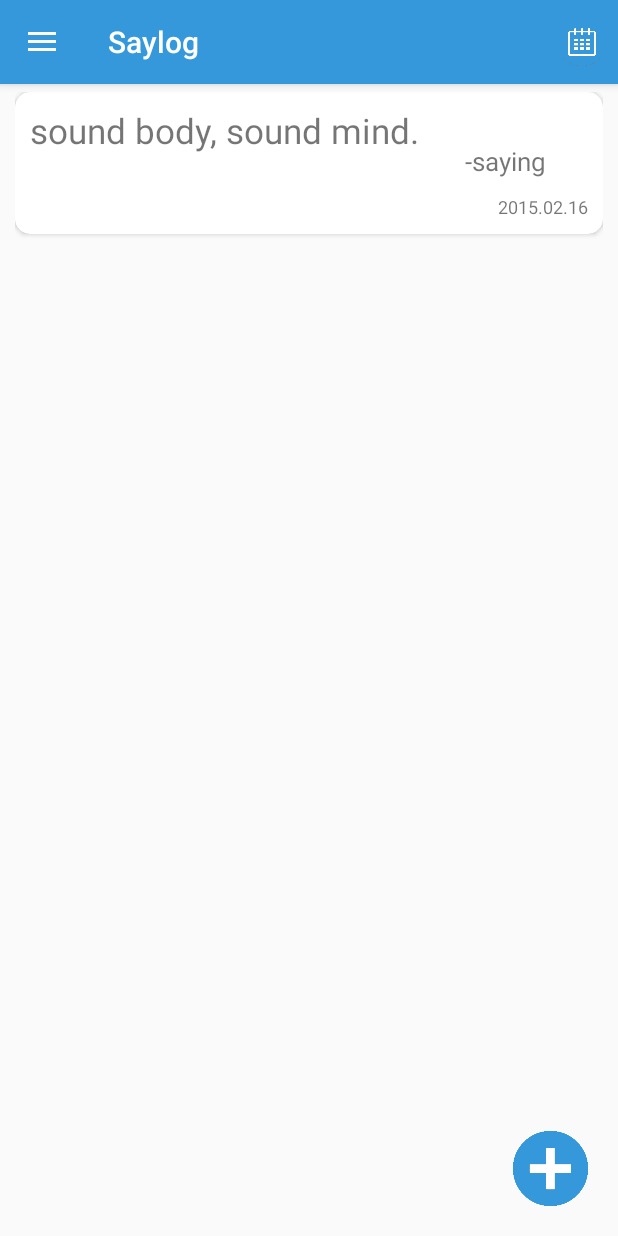
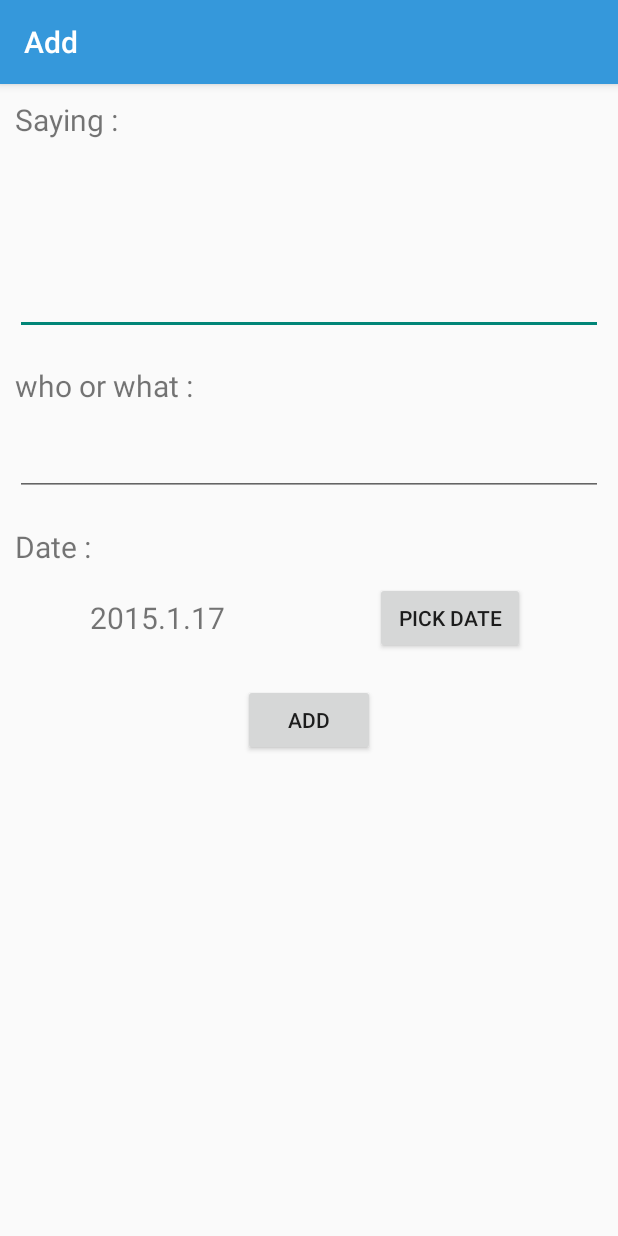
Before and after one commit to songmho/Saylog, an Android app: the fragment ListFragment placed in its activity, after a tap on an icon or button, on a phone screen of 412 x 824 dp. Run offline under Robolectric (Android 15) with nearby library versions, the phone set to English and light mode, and no system bars.

Commit message:
Parse연동, login, signup 기능 추가. Add기능 추가 리스트마다 자세히 볼 수 있는 액티비티 추가

```diff
--- a/app/build.gradle
+++ b/app/build.gradle
@@ -7,8 +7,8 @@ android {
         applicationId "com.songmho.saylog"
         minSdkVersion 11
         targetSdkVersion 21
-        versionCode 1
-        versionName "0.20"
+        versionCode 2
+        versionName "0.40"
     }
 
     signingConfigs{
@@ -35,4 +35,6 @@ dependencies {
     compile 'com.android.support:appcompat-v7:21.0.3'
     compile 'com.android.support:cardview-v7:21.0.3'
     compile 'com.android.support:recyclerview-v7:21.0.3'
+    compile 'com.parse.bolts:bolts-android:1.+'
+    compile fileTree(dir: 'libs', include: 'Parse-*.jar')
 }
--- /dev/null
+++ b/app/src/main/java/com/songmho/saylog/AddActivity.java
@@ -0,0 +1,71 @@
+package com.songmho.saylog;
+
+import android.app.DatePickerDialog;
+import android.app.Dialog;
+import android.graphics.drawable.ColorDrawable;
+import android.os.Bundle;
+import android.support.v7.app.ActionBarActivity;
+import android.view.View;
+import android.widget.Button;
+import android.widget.DatePicker;
+import android.widget.EditText;
+import android.widget.TextView;
+
+import com.parse.ParseObject;
+
+import java.util.Calendar;
+
+/**
+ * Created by songmho on 2015-02-17.
+ */
+public class AddActivity extends ActionBarActivity implements View.OnClickListener {
+    TextView text_date;
+    @Override
+    protected void onCreate(Bundle savedInstanceState) {
+        super.onCreate(savedInstanceState);
+        setContentView(R.layout.activity_add);
+
+        //ActionBar setting
+        getSupportActionBar().setBackgroundDrawable(new ColorDrawable(0xff3598db));
+        getSupportActionBar().setHomeButtonEnabled(true);
+        getSupportActionBar().setTitle("Add");
+
+        //뷰 선언 및 초기화
+        EditText et_saying=(EditText)findViewById(R.id.et_saying);
+        EditText et_source=(EditText)findViewById(R.id.et_source);
+        text_date=(TextView)findViewById(R.id.text_date);
+        Button bt_date=(Button)findViewById(R.id.bt_date);
+        Button bt_add=(Button)findViewById(R.id.bt_add);
+
+        //리스너 및 어뎁터 설정
+        bt_date.setOnClickListener(this);
+        bt_add.setOnClickListener(this);
+        text_date.setText(""+Calendar.getInstance().get(Calendar.YEAR)+"."+
+                Calendar.getInstance().get(Calendar.MONTH)+"."+
+                Calendar.getInstance().get(Calendar.DAY_OF_MONTH));
+    }
+
+    @Override
+    public void onClick(View v) {
+        switch (v.getId()){
+            case R.id.bt_date:
+                final int cur_year= Calendar.getInstance().get(Calendar.YEAR);
+                final int cur_mon=Calendar.getInstance().get(Calendar.MONTH);
+                final int cur_day=Calendar.getInstance().get(Calendar.DAY_OF_MONTH);
+
+                Dialog date_picker=new DatePickerDialog(this,new DatePickerDialog.OnDateSetListener() {
+                    @Override
+                    public void onDateSet(DatePicker view, int year, int monthOfYear, int dayOfMonth) {
+                        text_date.setText(""+cur_year+"."+cur_mon+"."+ cur_day);
+                    }
+                },cur_year,cur_mon,cur_day);
+                date_picker.show();
+                break;
+            case R.id.bt_add:
+                ParseObject user_obj=new ParseObject("songmho");
+                break;
+            default:
+                break;
+        }
+    }
+}
--- a/app/src/main/java/com/songmho/saylog/ListFragment.java
+++ b/app/src/main/java/com/songmho/saylog/ListFragment.java
@@ -17,9 +17,10 @@ import java.util.List;
  * Created by songmho on 2015-02-16.
  */
 public class ListFragment extends Fragment {
+
     RecyclerView recyclerView;
-    RecyclerView.Adapter adapter;
     RecyclerView.LayoutManager layoutManager;
+
     @Override
     public void onCreate(Bundle savedInstanceState) {
         super.onCreate(savedInstanceState);
@@ -39,10 +40,16 @@ public class ListFragment extends Fragment {
 
     private List<RecyclerItem> makingList() {
         List<RecyclerItem> items=new ArrayList<>();
-        for(int i=0;i<20;i++) {
+      //  for(int i=0;i<20;i++) {
             RecyclerItem recyclerItem = new RecyclerItem("sound body, sound mind.", "-saying       ", "2015.02.16");
             items.add(recyclerItem);
-        }
+        RecyclerItem recyclerItem1 = new RecyclerItem("sound body", "-saying       ", "2015.02.16");
+        items.add(recyclerItem1);
+        RecyclerItem recyclerItem2 = new RecyclerItem("sound body,", "-saying       ", "2015.02.16");
+        items.add(recyclerItem2);
+        RecyclerItem recyclerItem3 = new RecyclerItem("sound body, sound .", "-saying       ", "2015.02.16");
+        items.add(recyclerItem3);
+       // }
         return items;
     }
 
--- a/app/src/main/java/com/songmho/saylog/MainActivity.java
+++ b/app/src/main/java/com/songmho/saylog/MainActivity.java
@@ -2,6 +2,7 @@ package com.songmho.saylog;
 
 import android.app.Fragment;
 import android.app.FragmentTransaction;
+import android.content.Intent;
 import android.content.res.Configuration;
 import android.graphics.drawable.ColorDrawable;
 import android.support.v4.widget.DrawerLayout;
@@ -13,7 +14,6 @@ import android.view.MenuInflater;
 import android.view.MenuItem;
 import android.view.View;
 import android.widget.ImageButton;
-import android.widget.Toast;
 
 public class MainActivity extends ActionBarActivity {
 
@@ -54,7 +54,7 @@ public class MainActivity extends ActionBarActivity {
         bt_add.setOnClickListener(new View.OnClickListener() {
             @Override
             public void onClick(View v) {
-                Toast.makeText(getApplicationContext(),"add",Toast.LENGTH_SHORT).show();
+                startActivity(new Intent(MainActivity.this,AddActivity.class));
             }
         });
     }
--- a/app/src/main/java/com/songmho/saylog/RecyclerAdapter.java
+++ b/app/src/main/java/com/songmho/saylog/RecyclerAdapter.java
@@ -1,6 +1,8 @@
 package com.songmho.saylog;
 
 import android.content.Context;
+import android.content.Intent;
+import android.support.v7.widget.CardView;
 import android.support.v7.widget.RecyclerView;
 import android.view.LayoutInflater;
 import android.view.View;
@@ -26,16 +28,31 @@ public class RecyclerAdapter extends RecyclerView.Adapter<RecyclerAdapter.ViewHo
         this.itemLayout=itemLayout;
     }
 
-    class ViewHolder extends RecyclerView.ViewHolder{
+    class ViewHolder extends RecyclerView.ViewHolder implements OnClickListener {
         public TextView saying;
         public TextView source;
         public TextView date;
-
+        public CardView cardView;
         public ViewHolder(View itemView) {
             super(itemView);
             saying=(TextView)itemView.findViewById(R.id.saying);
             source=(TextView)itemView.findViewById(R.id.source);
             date=(TextView)itemView.findViewById(R.id.date);
+            cardView=(CardView)itemView.findViewById(R.id.cardview);
+            cardView.setOnClickListener(this);
+        }
+
+        @Override
+        public void onClick(View v) {
+            switch (v.getId()){
+                case  R.id.cardview:
+                    Intent intent=new Intent(context,DetailActivity.class);
+                    intent.putExtra("saying",saying.getText());
+                    intent.putExtra("source",source.getText());
+                    intent.putExtra("date",date.getText());
+                    context.startActivity(intent);
+                    break;
+            }
         }
     }
 
--- /dev/null
+++ b/app/src/main/res/layout/activity_add.xml
@@ -0,0 +1,64 @@
+<?xml version="1.0" encoding="utf-8"?>
+<LinearLayout xmlns:android="http://schemas.android.com/apk/res/android"
+    android:orientation="vertical" android:layout_width="match_parent"
+    android:layout_height="match_parent"
+    android:padding="10dp">
+    <TextView
+        android:layout_width="wrap_content"
+        android:layout_height="wrap_content"
+        android:text="Saying : "
+        android:textSize="20dp"
+        android:layout_marginBottom="10dp"/>
+    <EditText
+        android:layout_width="match_parent"
+        android:layout_height="120dp"
+        android:id="@+id/et_saying"
+        android:layout_marginBottom="20dp"/>
+
+    <TextView
+        android:layout_width="wrap_content"
+        android:layout_height="wrap_content"
+        android:text="who or what : "
+        android:textSize="20dp"
+        android:layout_marginBottom="10dp"/>
+    <EditText
+        android:layout_width="match_parent"
+        android:layout_height="50dp"
+        android:id="@+id/et_source"
+        android:layout_marginBottom="20dp"/>
+
+    <TextView
+        android:layout_width="wrap_content"
+        android:layout_height="wrap_content"
+        android:text="Date : "
+        android:textSize="20dp"
+        android:layout_marginBottom="10dp"/>
+
+    <LinearLayout
+        android:orientation="horizontal"
+        android:layout_width="match_parent"
+        android:layout_height="wrap_content"
+        android:layout_marginBottom="20dp"
+        android:paddingLeft="50dp">
+        <TextView
+            android:id="@+id/text_date"
+            android:layout_width="180dp"
+            android:layout_height="wrap_content"
+            android:textSize="20dp"
+            android:text="     .     .    "
+            android:layout_gravity="center"
+            android:layout_marginRight="10dp"
+            />
+        <Button
+            android:id="@+id/bt_date"
+            android:layout_width="100dp"
+            android:layout_height="wrap_content"
+            android:text="Pick date"/>
+        </LinearLayout>
+    <Button
+        android:id="@+id/bt_add"
+        android:layout_width="wrap_content"
+        android:layout_height="wrap_content"
+        android:layout_gravity="center"
+        android:text="add"/>
+</LinearLayout>
--- a/app/src/main/res/layout/item_recycler.xml
+++ b/app/src/main/res/layout/item_recycler.xml
@@ -14,6 +14,7 @@
         android:layout_width="match_parent"
         android:layout_height="wrap_content"
         card_view:cardCornerRadius="10dp"
+        android:id="@+id/cardview"
         >
         <LinearLayout android:layout_width="match_parent"
             android:layout_height="match_parent"
```
Also changed, not shown: app/src/main/AndroidManifest.xml (+25 -0 lines), app/src/main/java/com/songmho/saylog/DetailActivity.java (added, +35 -0 lines), app/src/main/java/com/songmho/saylog/LoginActivity.java (added, +70 -0 lines), app/src/main/java/com/songmho/saylog/Saylog.java (added, +24 -0 lines), app/src/main/java/com/songmho/saylog/SignupActivity.java (added, +72 -0 lines), app/src/main/java/com/songmho/saylog/SplashActivity.java (+31 -4 lines), app/src/main/res/layout/activity_detail.xml (added, +29 -0 lines), app/src/main/res/layout/activity_login.xml (added, +47 -0 lines), app/src/main/res/layout/activity_main.xml (+13 -1 lines), app/src/main/res/layout/activity_signup.xml (added, +78 -0 lines), app/libs/Parse-1.8.2.jar (added), app/src/main/res/mipmap-xhdpi/icon1.png (added), 2 other files.
